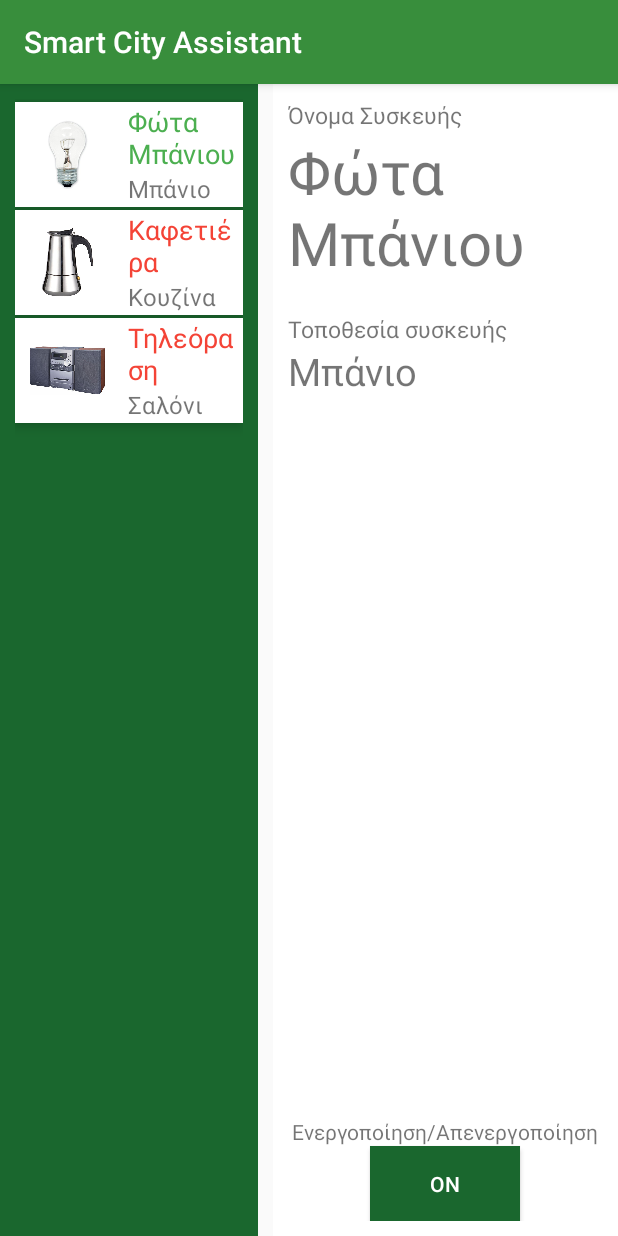
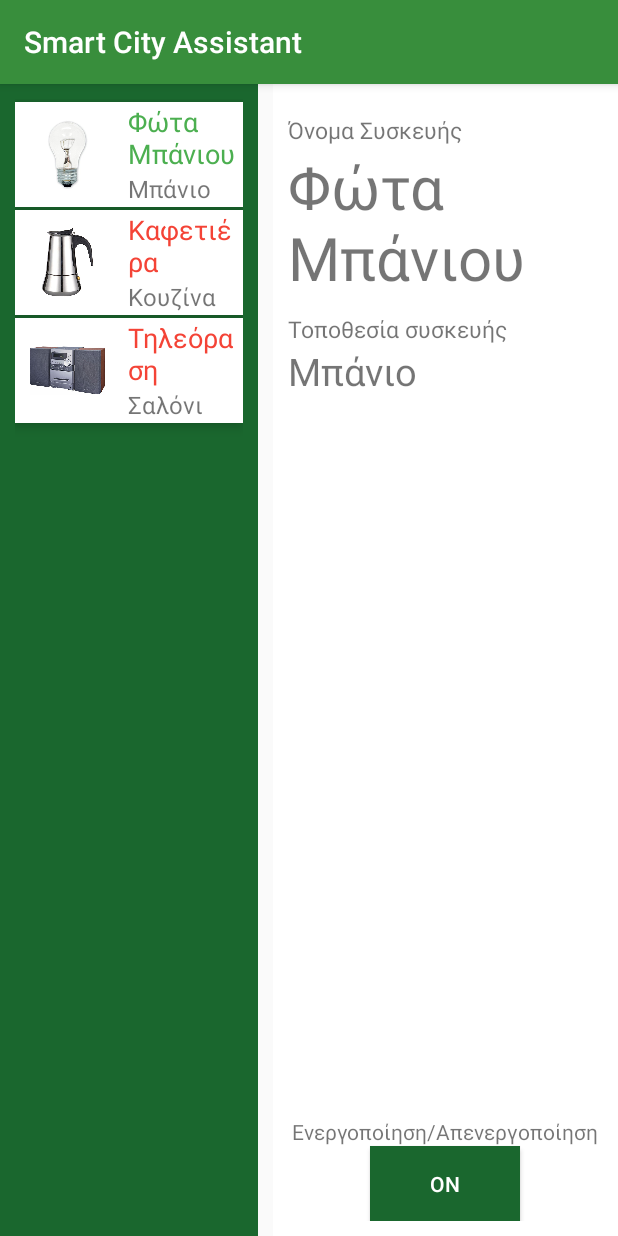
Before and after one commit to kerk12/SmartCityAssistant, an Android app: the screen it shows after launch (SmartHome), after a tap on "Έξυπνο Σπίτι", on a phone screen of 412 x 824 dp. Run offline under Robolectric (Android 15) with nearby library versions, the phone set to English and light mode, and no system bars.

Commit message:
Added numeric up/down extra settings and fixed the layout a bit.

```diff
--- a/app/src/main/java/com/kerk12/smartcityassistant/DeviceExtraSetting.java
+++ b/app/src/main/java/com/kerk12/smartcityassistant/DeviceExtraSetting.java
@@ -2,8 +2,10 @@ package com.kerk12.smartcityassistant;
 
 import android.app.ActionBar;
 import android.content.Context;
+import android.util.TypedValue;
 import android.view.View;
 import android.view.ViewGroup;
+import android.widget.Button;
 import android.widget.LinearLayout;
 import android.widget.SeekBar;
 import android.widget.TextView;
@@ -19,16 +21,18 @@ import java.util.List;
 
 public class DeviceExtraSetting{
     public static final String SLIDER = "slider";
+    public static final String NUM_UP_DOWN = "numeric_up_down";
 
     private static final int STYLE = R.style.ExtraSetting;
     int currentVal = -1;
     List<View> finalOutput = new ArrayList<View>();
     public DeviceExtraSetting(String name, String type, Context context){
+        TextView label = new TextView(context);
+        label.setPadding(0,10,0,0);
+        label.setTextColor(context.getResources().getColor(android.R.color.primary_text_light));
+        label.setText(name);
         switch (type){
             case SLIDER:
-                TextView label = new TextView(context);
-                label.setTextColor(context.getResources().getColor(android.R.color.primary_text_light));
-                label.setText(name);
                 LinearLayout seekerLayout = new LinearLayout(context);
                 seekerLayout.setOrientation(LinearLayout.HORIZONTAL);
                 seekerLayout.setLayoutParams(new LinearLayout.LayoutParams(LinearLayout.LayoutParams.MATCH_PARENT, LinearLayout.LayoutParams.WRAP_CONTENT));
@@ -68,6 +72,50 @@ public class DeviceExtraSetting{
                 seekerLayout.addView(currentValue);
                 finalOutput.add(seekerLayout);
                 break;
+            case NUM_UP_DOWN:
+                LinearLayout num_layout = new LinearLayout(context);
+                Button increment = new Button(context);
+                increment.setText("+");
+
+                final TextView currentValue2 = new TextView(context);
+                currentValue2.setTextColor(context.getResources().getColor(android.R.color.primary_text_light));
+                currentValue2.setTextSize(TypedValue.COMPLEX_UNIT_SP, 22);
+                currentValue2.setPadding(10,0,10,0);
+                if (currentVal == -1){
+                    currentVal = 5;
+                }
+                currentValue2.setText(String.valueOf(currentVal));
+
+                Button decrement = new Button(context);
+                decrement.setText("-");
+
+                increment.setOnClickListener(new View.OnClickListener() {
+                    @Override
+                    public void onClick(View v) {
+                        currentVal++;
+                        currentValue2.setText(String.valueOf(currentVal));
+                    }
+                });
+
+                decrement.setOnClickListener(new View.OnClickListener() {
+                    @Override
+                    public void onClick(View v) {
+                        //Do not decrement below zero
+                        if (currentVal == 0){
+                            return;
+                        } else {
+                            currentVal--;
+                            currentValue2.setText(String.valueOf(currentVal));
+                        }
+                    }
+                });
+                num_layout.addView(increment);
+                num_layout.addView(currentValue2);
+                num_layout.addView(decrement);
+                num_layout.setOrientation(LinearLayout.HORIZONTAL);
+                finalOutput.add(label);
+                finalOutput.add(num_layout);
+                break;
             default:
                 throw new IllegalArgumentException();
         }
--- a/app/src/main/java/com/kerk12/smartcityassistant/SmartDevice.java
+++ b/app/src/main/java/com/kerk12/smartcityassistant/SmartDevice.java
@@ -101,4 +101,11 @@ public class SmartDevice {
         return extraSettings;
     }
 
+    public boolean hasExtraSettings(){
+        if (extraSettings.size() > 0){
+            return true;
+        }
+        return false;
+    }
+
 }
--- a/app/src/main/java/com/kerk12/smartcityassistant/SmartDeviceManager.java
+++ b/app/src/main/java/com/kerk12/smartcityassistant/SmartDeviceManager.java
@@ -24,7 +24,10 @@ public class SmartDeviceManager {
             sdev2.setCategory(SmartDevice.GENERIC);
             SmartDevice sdev3 = new SmartDevice("Τηλεόραση", false, "Σαλόνι");
             DeviceExtraSetting volume = new DeviceExtraSetting("Ένταση", DeviceExtraSetting.SLIDER, context);
+            DeviceExtraSetting channel = new DeviceExtraSetting("Κανάλι", DeviceExtraSetting.NUM_UP_DOWN, context);
+
             sdev3.AddExtraSetting(volume);
+            sdev3.AddExtraSetting(channel);
             sdev3.setCategory(SmartDevice.ENTERTAINMENT);
             addSmartDevice(sdev1);
             addSmartDevice(sdev2);
--- a/app/src/main/java/com/kerk12/smartcityassistant/SmartHome.java
+++ b/app/src/main/java/com/kerk12/smartcityassistant/SmartHome.java
@@ -22,7 +22,7 @@ public class SmartHome extends AppCompatActivity {
     private RecyclerView.Adapter mAdapter;
     private RecyclerView.LayoutManager SPMan;
 
-    private TextView deviceName, deviceLocation;
+    private TextView deviceName, deviceLocation, extra_settings_label;
     private ToggleButton powerButton;
     private int deviceSelected = 0;
     private LinearLayout errors_layout, extraSettingsLayout;
@@ -120,12 +120,15 @@ public class SmartHome extends AppCompatActivity {
         List<DeviceExtraSetting> extraSettings = smartDev.getExtraSettings();
 
         if (extraSettings.size() > 0){
+            extra_settings_label.setVisibility(View.VISIBLE);
             for (DeviceExtraSetting s: extraSettings){
                 List<View> views = s.getFinalOutput();
                 for (View v: views){
                     extraSettingsLayout.addView(v);
                 }
             }
+        } else {
+            extra_settings_label.setVisibility(View.INVISIBLE);
         }
         if (smartDev.hasError()){
             powerButton.setEnabled(false);
@@ -153,6 +156,7 @@ public class SmartHome extends AppCompatActivity {
 
         errors_layout = (LinearLayout) findViewById(R.id.errors_layout);
         errors = (TextView) findViewById(R.id.device_error);
+        extra_settings_label = (TextView) findViewById(R.id.extra_settings_label);
         extraSettingsLayout = (LinearLayout) findViewById(R.id.extra_settings);
 
         powerButton = (ToggleButton) findViewById(R.id.power_button);
--- a/app/src/main/res/layout/activity_smart_home.xml
+++ b/app/src/main/res/layout/activity_smart_home.xml
@@ -26,13 +26,16 @@
         <LinearLayout
             android:layout_width="match_parent"
             android:layout_height="wrap_content"
-            android:orientation="vertical">
+            android:orientation="vertical"
+            android:padding="10dp"
+            >
 
             <LinearLayout
-                android:padding="10dp"
                 android:layout_width="match_parent"
                 android:layout_height="wrap_content"
-                android:orientation="vertical">
+                android:orientation="vertical"
+                style="@style/smart_home_layout_padding"
+                >
                 <TextView
                     android:layout_width="wrap_content"
                     android:layout_height="wrap_content"
@@ -46,10 +49,11 @@
                     android:id="@+id/device_name" />
             </LinearLayout>
             <LinearLayout
-                android:padding="10dp"
                 android:layout_width="match_parent"
                 android:layout_height="wrap_content"
-                android:orientation="vertical">
+                android:orientation="vertical"
+                style="@style/smart_home_layout_padding"
+                >
                 <TextView
                     android:layout_width="wrap_content"
                     android:layout_height="wrap_content"
@@ -63,12 +67,13 @@
                     android:id="@+id/device_location" />
             </LinearLayout>
             <LinearLayout
-                android:padding="10dp"
                 android:layout_width="match_parent"
                 android:layout_height="wrap_content"
                 android:orientation="vertical"
                 android:id="@+id/errors_layout"
-                android:visibility="gone">
+                android:visibility="gone"
+                style="@style/smart_home_layout_padding"
+                >
                 <TextView
                     android:layout_width="wrap_content"
                     android:layout_height="wrap_content"
@@ -83,11 +88,18 @@
                     android:id="@+id/device_error" />
             </LinearLayout>
 
+            <TextView
+                android:layout_width="wrap_content"
+                android:layout_height="wrap_content"
+                android:textSize="15sp"
+                android:text="@string/extra_settings"
+                android:paddingTop="25dp"
+                android:id="@+id/extra_settings_label"
+                android:visibility="invisible"
+                />
             <LinearLayout
                 android:layout_width="match_parent"
                 android:layout_height="match_parent"
-                android:layout_alignParentBottom="true"
-                android:layout_centerHorizontal="true"
                 android:layout_marginBottom="10dp"
                 android:orientation="vertical"
                 android:gravity="center_horizontal"
--- a/app/src/main/res/values/strings.xml
+++ b/app/src/main/res/values/strings.xml
@@ -65,4 +65,6 @@
     <string name="activate_deactivate">Ενεργοποίηση\/Απενεργοποίηση</string>
 
     <string name="device_errors">Σφάλμα:</string>
+
+    <string name="extra_settings">Επιπλέον ρυθμίσεις συσκευής:</string>
 </resources>
--- a/app/src/main/res/values/styles.xml
+++ b/app/src/main/res/values/styles.xml
@@ -37,5 +37,9 @@
 
     <style name="AppTheme.AppBarOverlay" parent="ThemeOverlay.AppCompat.Dark.ActionBar" />
 
+    <style name="smart_home_layout_padding">
+        <item name="android:paddingTop">10dp</item>
+    </style>
+
     <style name="AppTheme.PopupOverlay" parent="ThemeOverlay.AppCompat.Light" />
 </resources>
```
